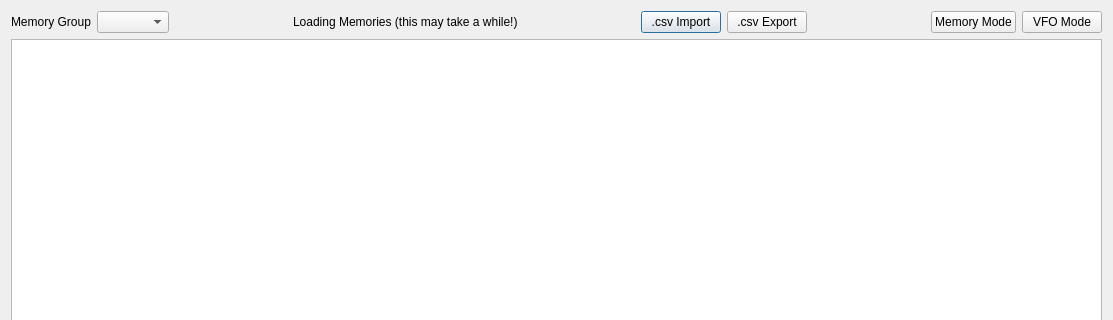
First picture: the form in memories.ui, repository adecarolis/wfweb, before the edit; both pictures show x 0 to 1113 and y 0 to 320 of the 1113 by 520 pixel window.
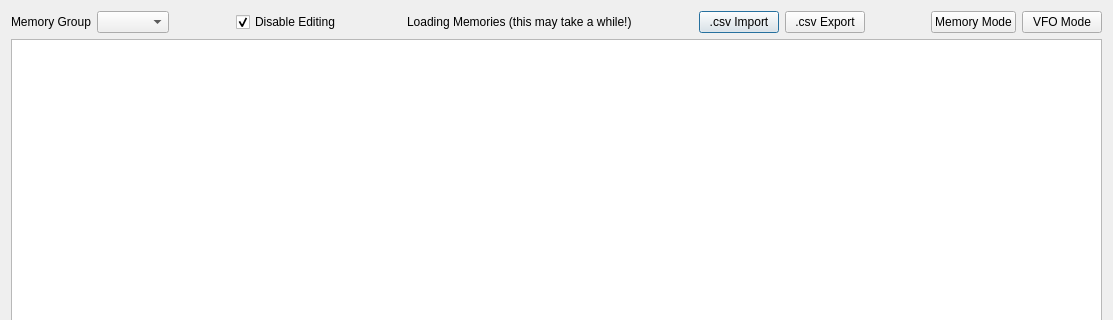
Second picture: the form after the edit. Custom widgets are drawn as their Qt base class.

Commit message: Various fixes and tidying, also add disable editing option (default)

```diff
--- a/memories.ui
+++ b/memories.ui
@@ -31,6 +31,29 @@
        <item>
         <widget class="QComboBox" name="group"/>
        </item>
+       <item>
+        <spacer name="horizontalSpacer_4">
+         <property name="orientation">
+          <enum>Qt::Horizontal</enum>
+         </property>
+         <property name="sizeHint" stdset="0">
+          <size>
+           <width>40</width>
+           <height>20</height>
+          </size>
+         </property>
+        </spacer>
+       </item>
+       <item>
+        <widget class="QCheckBox" name="disableEditing">
+         <property name="text">
+          <string>Disable Editing</string>
+         </property>
+         <property name="checked">
+          <bool>true</bool>
+         </property>
+        </widget>
+       </item>
        <item>
         <spacer name="horizontalSpacer_3">
          <property name="orientation">
```
The commit also changes 7 other files.
